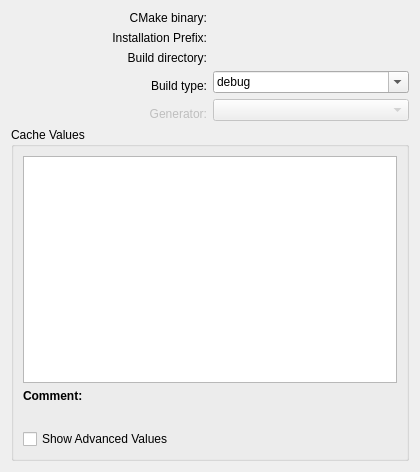
The window that buildtools/managers/cmake/cmakebuildsettings.ui (KDE/kdevelop) describes before a commit, drawn with Qt 5.
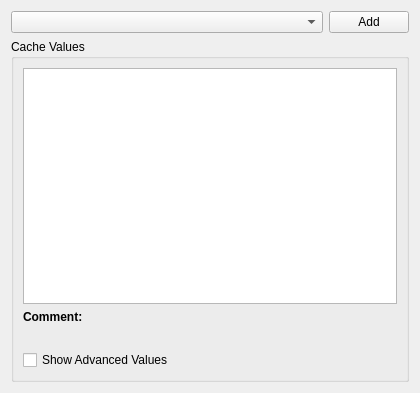
The same window after the commit. Custom widgets are drawn as their Qt base class.

Commit message: Modified the CMakeBuilder to be able to work with multiple build directories. Added defines support

The edit to the form file:
```diff
--- a/buildtools/managers/cmake/cmakebuildsettings.ui
+++ b/buildtools/managers/cmake/cmakebuildsettings.ui
@@ -6,118 +6,27 @@
     <x>0</x>
     <y>0</y>
     <width>420</width>
-    <height>472</height>
+    <height>393</height>
    </rect>
   </property>
   <property name="windowTitle" >
    <string/>
   </property>
   <layout class="QGridLayout" >
-   <item row="0" column="0" >
-    <widget class="QLabel" name="label_5" >
-     <property name="text" >
-      <string>CMake binary:</string>
-     </property>
-     <property name="alignment" >
-      <set>Qt::AlignAbsolute|Qt::AlignBottom|Qt::AlignCenter|Qt::AlignHCenter|Qt::AlignHorizontal_Mask|Qt::AlignJustify|Qt::AlignLeading|Qt::AlignLeft|Qt::AlignRight|Qt::AlignTop|Qt::AlignTrailing|Qt::AlignVCenter|Qt::AlignVertical_Mask</set>
-     </property>
-    </widget>
-   </item>
    <item row="0" column="1" >
-    <widget class="KUrlRequester" name="kcfg_cmakebin" />
-   </item>
-   <item row="1" column="0" >
-    <widget class="QLabel" name="label" >
-     <property name="text" >
-      <string>Installation Prefix:</string>
+    <widget class="QPushButton" name="addBuildDir" >
+     <property name="sizePolicy" >
+      <sizepolicy vsizetype="Fixed" hsizetype="Fixed" >
+       <horstretch>0</horstretch>
+       <verstretch>0</verstretch>
+      </sizepolicy>
      </property>
-     <property name="alignment" >
-      <set>Qt::AlignAbsolute|Qt::AlignBottom|Qt::AlignCenter|Qt::AlignHCenter|Qt::AlignHorizontal_Mask|Qt::AlignJustify|Qt::AlignLeading|Qt::AlignLeft|Qt::AlignRight|Qt::AlignTop|Qt::AlignTrailing|Qt::AlignVCenter|Qt::AlignVertical_Mask</set>
-     </property>
-    </widget>
-   </item>
-   <item row="1" column="1" >
-    <widget class="KUrlRequester" name="kcfg_installPrefix" />
-   </item>
-   <item row="2" column="0" >
-    <widget class="QLabel" name="label_3" >
      <property name="text" >
-      <string>Build directory:</string>
+      <string>Add</string>
      </property>
-     <property name="alignment" >
-      <set>Qt::AlignAbsolute|Qt::AlignBottom|Qt::AlignCenter|Qt::AlignHCenter|Qt::AlignHorizontal_Mask|Qt::AlignJustify|Qt::AlignLeading|Qt::AlignLeft|Qt::AlignRight|Qt::AlignTop|Qt::AlignTrailing|Qt::AlignVCenter|Qt::AlignVertical_Mask</set>
-     </property>
     </widget>
    </item>
-   <item row="2" column="1" >
-    <widget class="KUrlRequester" name="kcfg_buildFolder" />
-   </item>
-   <item row="3" column="0" >
-    <widget class="QLabel" name="label_2" >
-     <property name="text" >
-      <string>Build type:</string>
-     </property>
-     <property name="alignment" >
-      <set>Qt::AlignAbsolute|Qt::AlignBottom|Qt::AlignCenter|Qt::AlignHCenter|Qt::AlignHorizontal_Mask|Qt::AlignJustify|Qt::AlignLeading|Qt::AlignLeft|Qt::AlignRight|Qt::AlignTop|Qt::AlignTrailing|Qt::AlignVCenter|Qt::AlignVertical_Mask</set>
-     </property>
-    </widget>
-   </item>
-   <item row="3" column="1" >
-    <widget class="QComboBox" name="kcfg_buildType" >
-     <property name="editable" >
-      <bool>true</bool>
-     </property>
-     <property name="currentIndex" >
-      <number>0</number>
-     </property>
-     <item>
-      <property name="text" >
-       <string>debug</string>
-      </property>
-     </item>
-     <item>
-      <property name="text" >
-       <string>release</string>
-      </property>
-     </item>
-     <item>
-      <property name="text" >
-       <string>debugfull</string>
-      </property>
-     </item>
-     <item>
-      <property name="text" >
-       <string>RelWithDebInfo</string>
-      </property>
-     </item>
-     <item>
-      <property name="text" >
-       <string>MinSizeRel</string>
-      </property>
-     </item>
-    </widget>
-   </item>
-   <item row="4" column="0" >
-    <widget class="QLabel" name="label_4" >
-     <property name="enabled" >
-      <bool>false</bool>
-     </property>
-     <property name="text" >
-      <string>Generator:</string>
-     </property>
-     <property name="alignment" >
-      <set>Qt::AlignAbsolute|Qt::AlignBottom|Qt::AlignCenter|Qt::AlignHCenter|Qt::AlignHorizontal_Mask|Qt::AlignJustify|Qt::AlignLeading|Qt::AlignLeft|Qt::AlignRight|Qt::AlignTop|Qt::AlignTrailing|Qt::AlignVCenter|Qt::AlignVertical_Mask</set>
-     </property>
-    </widget>
-   </item>
-   <item row="4" column="1" >
-    <widget class="QComboBox" name="kcfg_generator" >
-     <property name="enabled" >
-      <bool>false</bool>
-     </property>
-    </widget>
-   </item>
-   <item row="5" column="0" colspan="2" >
+   <item row="1" column="0" colspan="2" >
     <widget class="QGroupBox" name="groupBox" >
      <property name="title" >
       <string>Cache Values</string>
@@ -163,14 +72,16 @@
      </layout>
     </widget>
    </item>
+   <item row="0" column="0" >
+    <widget class="KComboBox" name="kcfg_buildDirs" />
+   </item>
   </layout>
  </widget>
  <customwidgets>
   <customwidget>
-   <class>KUrlRequester</class>
-   <extends>QFrame</extends>
-   <header>kurlrequester.h</header>
-   <container>1</container>
+   <class>KComboBox</class>
+   <extends>QComboBox</extends>
+   <header>kcombobox.h</header>
   </customwidget>
  </customwidgets>
  <resources/>
```
The commit also changes 21 other files.
